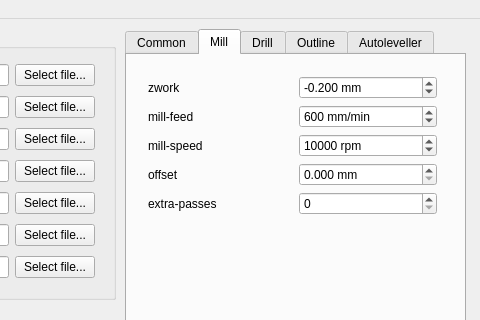
Qt form mainwindow.ui (pcb2gcode/pcb2gcodeGUI) before a commit; both pictures show x 315 to 795 and y 0 to 320 of the 795 by 467 pixel window.
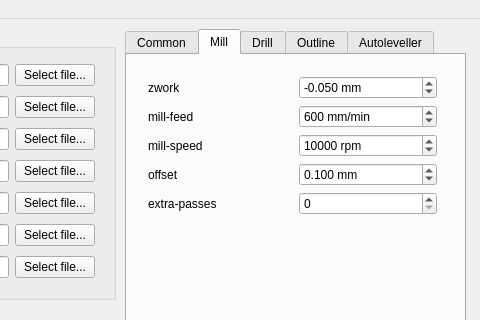
The same form after that commit. The open tabs and pages were chosen to show the change.

Commit message: Fixed wrong default values and spinboxes' steps

```diff
--- a/mainwindow.ui
+++ b/mainwindow.ui
@@ -370,7 +370,7 @@
           <double>0.050000000000000</double>
          </property>
          <property name="value">
-          <double>-0.200000000000000</double>
+          <double>-0.050000000000000</double>
          </property>
         </widget>
        </item>
@@ -414,11 +414,17 @@
          <property name="decimals">
           <number>3</number>
          </property>
+         <property name="minimum">
+          <double>0.000000000000000</double>
+         </property>
+         <property name="maximum">
+          <double>100.000000000000000</double>
+         </property>
          <property name="singleStep">
           <double>0.050000000000000</double>
          </property>
          <property name="value">
-          <double>0.000000000000000</double>
+          <double>0.100000000000000</double>
          </property>
         </widget>
        </item>
```
Left out of the diff: 4 changed lines with no effect on the pictures.
